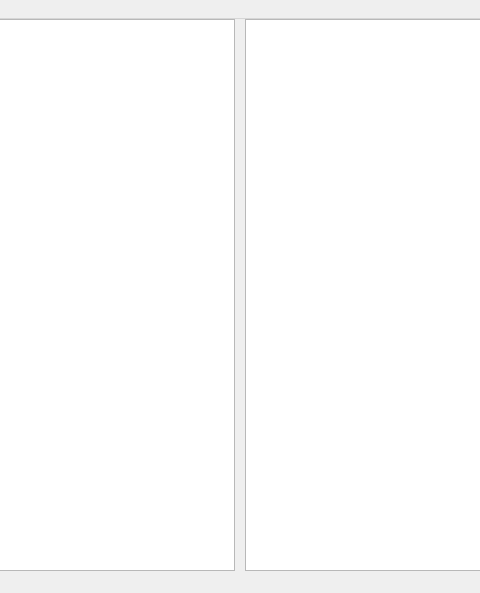
cfforiguar/Qt-KIVA-4, file mainwindow.ui: the form before one commit; both pictures show x 123 to 603 and y 0 to 593 of the 726 by 593 pixel window.
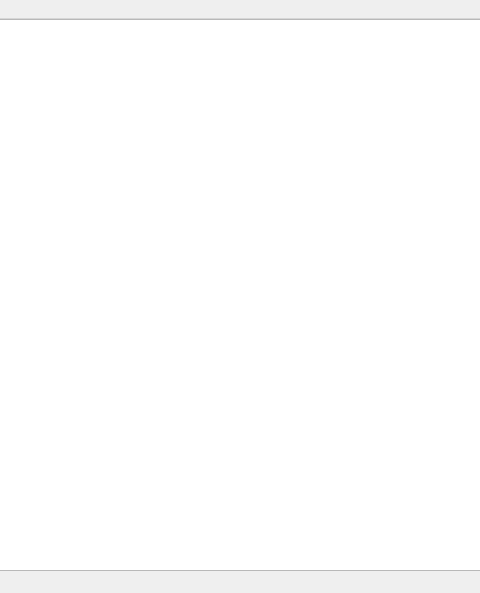
The form after the commit.

```diff
--- a/mainwindow.ui
+++ b/mainwindow.ui
@@ -51,25 +51,6 @@
         </property>
        </widget>
       </item>
-      <item>
-       <spacer name="horizontalSpacer">
-        <property name="orientation">
-         <enum>Qt::Horizontal</enum>
-        </property>
-        <property name="sizeType">
-         <enum>QSizePolicy::Minimum</enum>
-        </property>
-        <property name="sizeHint" stdset="0">
-         <size>
-          <width>10</width>
-          <height>40</height>
-         </size>
-        </property>
-       </spacer>
-      </item>
-      <item>
-       <widget class="QTreeView" name="treeView"/>
-      </item>
      </layout>
     </item>
    </layout>
```
Left out of the diff: 2 changed lines with no effect on the pictures.
